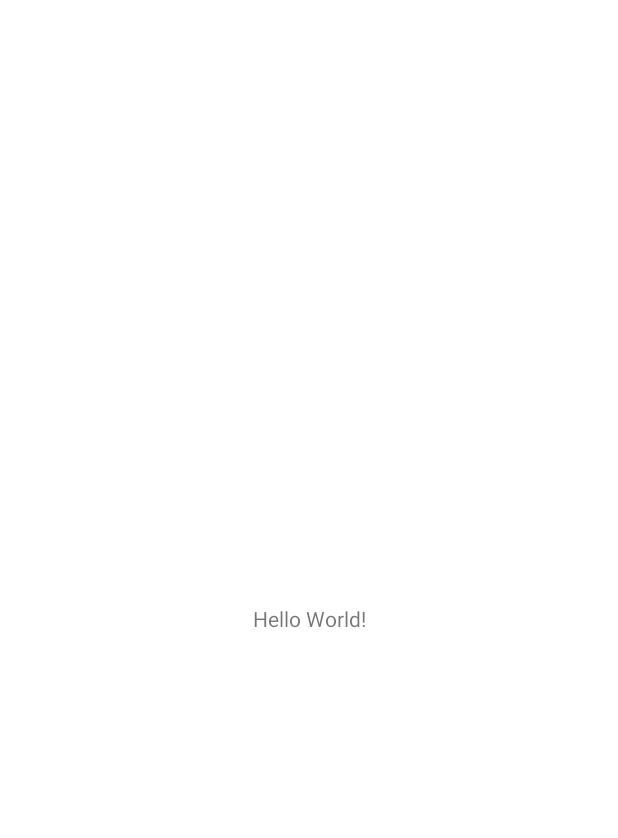
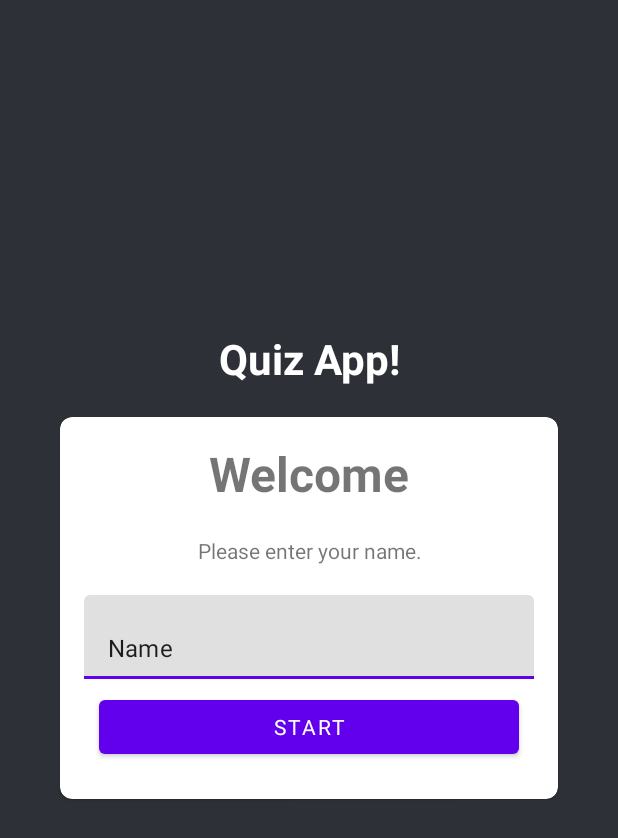
Before and after one commit to Stalkerfish/QuizApp, an Android app: the screen it shows after launch (MainActivity), on a phone screen of 412 x 824 dp. Before the commit the part shown is almost empty. Shown: the top 838 px of the screen. Run offline under Robolectric (Android 15) with nearby library versions, the phone set to English and light mode, and no system bars.

Commit message:
initial UI concept

```diff
--- a/app/src/main/res/layout/activity_main.xml
+++ b/app/src/main/res/layout/activity_main.xml
@@ -1,18 +1,87 @@
 <?xml version="1.0" encoding="utf-8"?>
-<androidx.constraintlayout.widget.ConstraintLayout xmlns:android="http://schemas.android.com/apk/res/android"
+<LinearLayout xmlns:android="http://schemas.android.com/apk/res/android"
     xmlns:app="http://schemas.android.com/apk/res-auto"
     xmlns:tools="http://schemas.android.com/tools"
     android:layout_width="match_parent"
     android:layout_height="match_parent"
+    android:background="@color/material_dynamic_neutral_variant20"
+    android:orientation="vertical"
+    android:padding="20dp"
     tools:context=".MainActivity">
 
     <TextView
-        android:layout_width="wrap_content"
+        android:layout_width="match_parent"
         android:layout_height="wrap_content"
-        android:text="Hello World!"
-        app:layout_constraintBottom_toBottomOf="parent"
-        app:layout_constraintEnd_toEndOf="parent"
-        app:layout_constraintStart_toStartOf="parent"
-        app:layout_constraintTop_toTopOf="parent" />
+        android:gravity="center"
+        android:layout_marginTop="200dp"
+        android:layout_marginBottom="20dp"
+        android:text="@string/intro"
+        android:textColor="@color/white"
+        android:textSize="28sp"
+        android:textStyle="bold"/>
 
-</androidx.constraintlayout.widget.ConstraintLayout>
+    <com.google.android.material.card.MaterialCardView
+        android:layout_width="match_parent"
+        android:layout_height="wrap_content"
+        android:layout_marginStart="20dp"
+        android:layout_marginEnd="20dp"
+        app:cardCornerRadius="8dp">
+
+        <LinearLayout
+            android:layout_width="match_parent"
+            android:layout_height="wrap_content"
+            android:layout_gravity="center"
+            android:layout_margin="16dp"
+            android:orientation="vertical">
+            <TextView
+                android:layout_width="match_parent"
+                android:layout_height="wrap_content"
+                android:gravity="center"
+                android:text="@string/welcome"
+                android:textSize="32sp"
+                android:textStyle="bold"
+                android:layout_marginBottom="20dp">
+
+            </TextView>
+            <TextView
+                android:layout_width="match_parent"
+                android:layout_height="wrap_content"
+                android:textSize="14sp"
+                android:gravity="center"
+                android:text="@string/please_enter_your_name"
+                android:layout_marginBottom="20dp">
+
+            </TextView>
+
+            <com.google.android.material.textfield.TextInputLayout
+                android:layout_width="match_parent"
+                android:layout_height="wrap_content">
+
+                <androidx.appcompat.widget.AppCompatEditText
+                    android:layout_width="match_parent"
+                    android:layout_height="wrap_content"
+                    android:text="@string/name">
+
+                </androidx.appcompat.widget.AppCompatEditText>
+
+            </com.google.android.material.textfield.TextInputLayout>
+
+            <Button
+                android:layout_width="match_parent"
+                android:layout_height="match_parent"
+                android:layout_marginTop="8dp"
+                android:layout_marginHorizontal="10dp"
+                android:layout_marginBottom="8dp"
+                android:text="@string/start"
+                android:fontFamily="sans-serif">
+
+
+            </Button>
+        </LinearLayout>
+
+
+    </com.google.android.material.card.MaterialCardView>
+
+
+
+</LinearLayout>
--- a/app/src/main/res/values/strings.xml
+++ b/app/src/main/res/values/strings.xml
@@ -1,3 +1,8 @@
 <resources>
     <string name="app_name">QuizApp</string>
+    <string name="intro">Quiz App!</string>
+    <string name="welcome">Welcome</string>
+    <string name="please_enter_your_name">Please enter your name.</string>
+    <string name="name">Name</string>
+    <string name="start">START</string>
 </resources>
```
